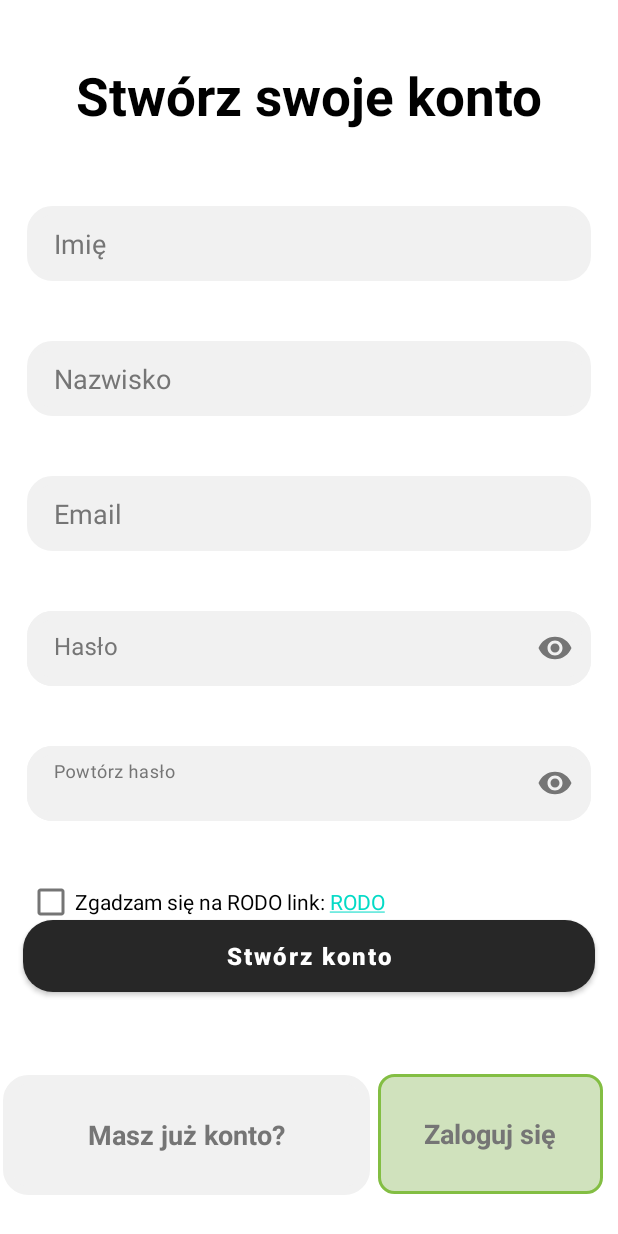
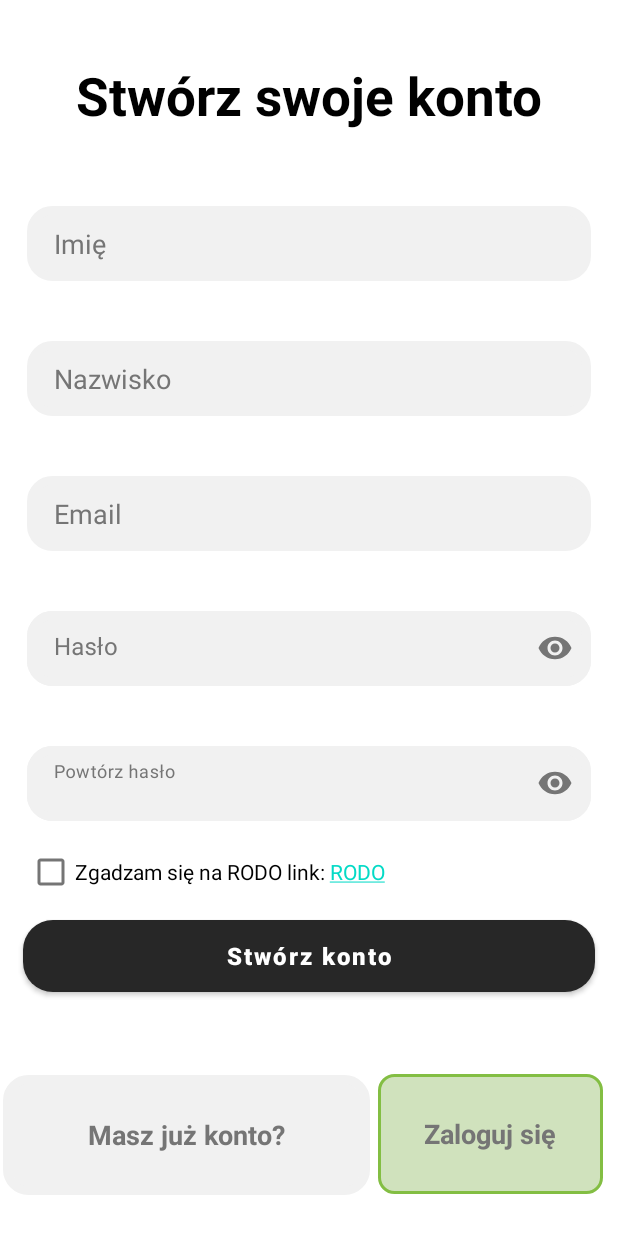
Before and after one commit to maciej-bartoszewski/Planner-Mobile, an Android app: the ActivityCreateAccount screen opened directly, with no data from a screen before it, on a phone screen of 412 x 824 dp. Run offline under Robolectric (Android 15) with nearby library versions, the phone set to English and light mode, and no system bars; our stand-ins replace Firebase (no records; nobody signed in at launch, a user with empty details on screens opened directly).

Commit message:
Poprawka wygladu rejestracji

```diff
--- a/app/src/main/res/layout/activity_create_account.xml
+++ b/app/src/main/res/layout/activity_create_account.xml
@@ -27,7 +27,7 @@
             android:layout_marginStart="18dp"
             android:layout_marginTop="10dp"
             android:layout_marginEnd="18dp"
-            android:layout_marginBottom="20dp"
+            android:layout_marginBottom="10dp"
             android:background="@drawable/box_color_cream_white"
             app:layout_constraintBottom_toBottomOf="parent"
             app:layout_constraintEnd_toEndOf="parent"
@@ -282,7 +282,6 @@
             android:layout_below="@+id/check_password_one"
             android:layout_alignParentStart="true"
             android:layout_marginStart="18dp"
-            android:layout_marginTop="10dp"
             android:text=""
             android:textColor="#000000" />
 
```
